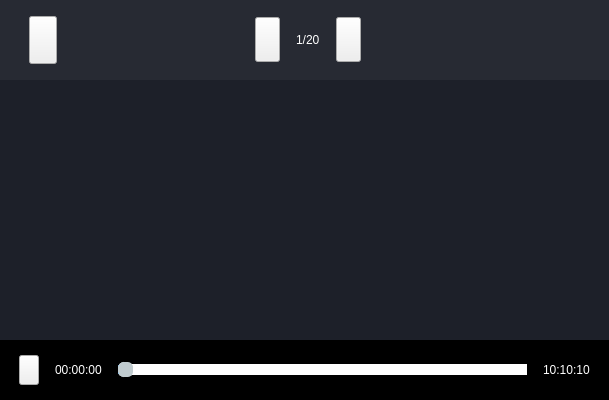
wyc15002105071/Recorder, file widgets/viewer/videoplayer.ui: the form before one commit.
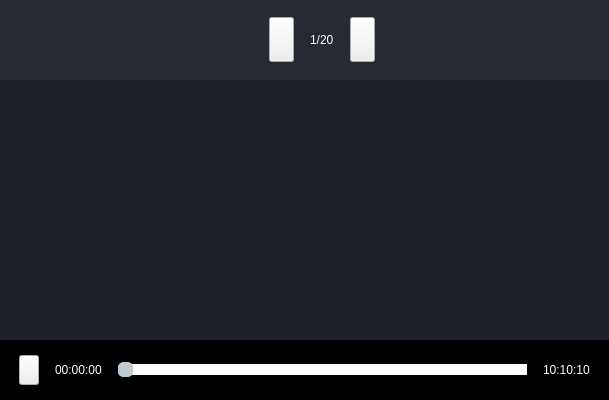
The form after the commit. Icons and pictures are not drawn.

Commit message: [VideoInputDevice]:support reset after hot plug [MenuWidget]:support auto hide when no operation after 5 seconds [KeyListener]:support serial port type of key [Viewer]:reset back button but no change icon size

The edit to the form file:
```diff
--- a/widgets/viewer/videoplayer.ui
+++ b/widgets/viewer/videoplayer.ui
@@ -82,39 +82,29 @@
 }</string>
      </property>
      <layout class="QHBoxLayout" name="horizontalLayout">
-      <item>
-       <spacer name="horizontalSpacer_2">
-        <property name="orientation">
-         <enum>Qt::Horizontal</enum>
-        </property>
-        <property name="sizeType">
-         <enum>QSizePolicy::Fixed</enum>
-        </property>
-        <property name="sizeHint" stdset="0">
-         <size>
-          <width>20</width>
-          <height>20</height>
-         </size>
-        </property>
-       </spacer>
-      </item>
+      <property name="leftMargin">
+       <number>5</number>
+      </property>
       <item>
        <widget class="QPushButton" name="back_btn">
         <property name="minimumSize">
          <size>
-          <width>28</width>
-          <height>48</height>
+          <width>80</width>
+          <height>60</height>
          </size>
         </property>
         <property name="maximumSize">
          <size>
-          <width>28</width>
-          <height>48</height>
+          <width>80</width>
+          <height>60</height>
          </size>
         </property>
         <property name="text">
          <string/>
         </property>
+        <property name="flat">
+         <bool>true</bool>
+        </property>
        </widget>
       </item>
       <item>
```
Left out of the diff: 5 changed lines with no effect on the pictures. The commit also changes 3 other files.
